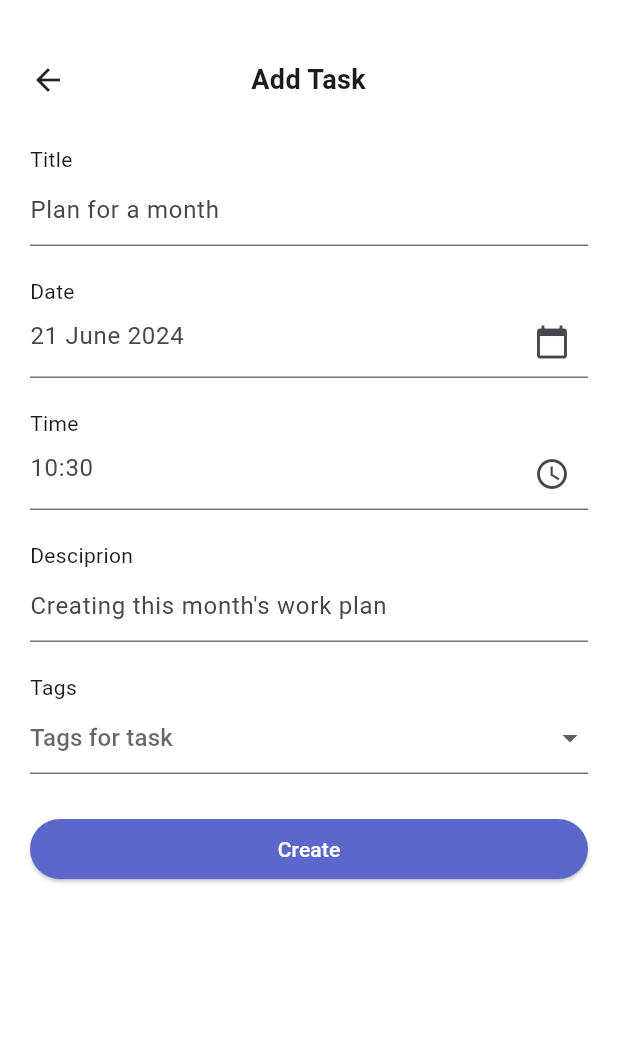
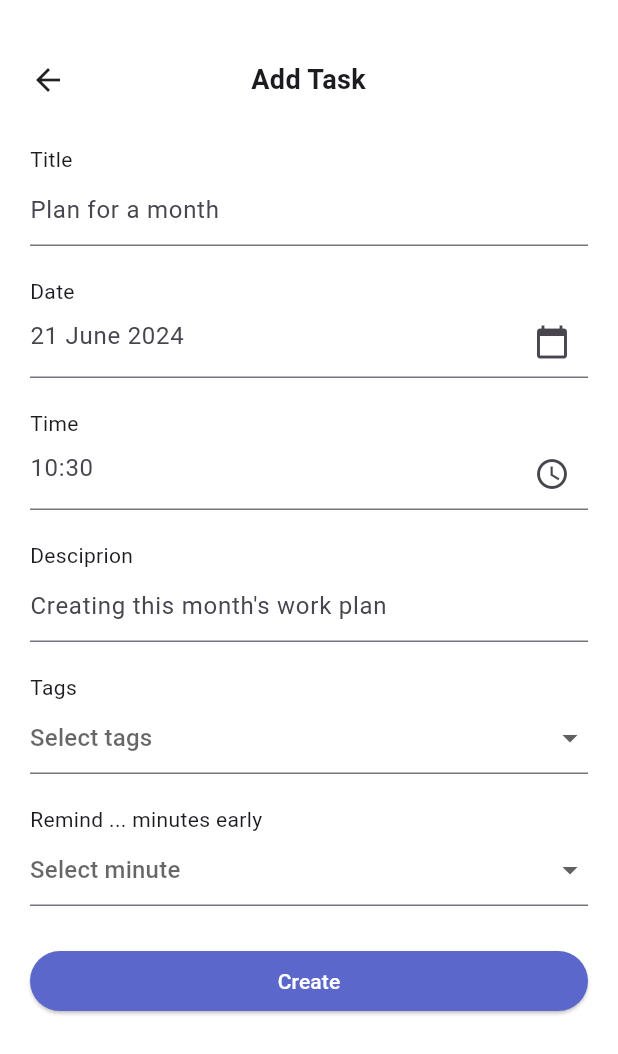
Before and after one commit to khairul-rasyid/UAS-PPB-Kelompok1-TaskManager, a Flutter app: the screen it shows once a user with an empty profile is signed in, item 2 of the bottom bar chosen, after a tap on the "add" icon, on a phone screen of 412 x 824 dp. Shown: the top 1054 px of the screen. Run offline on Flutter 3.47's test engine with Material 3 defaults, Android fonts, the light colour scheme and no system bars; our stand-ins replace awesome_notifications, cloud_firestore, firebase_auth, firebase_core, get, google_sign_in and 1 more; accounts and stored records are empty.

Commit message:
update icon, name, splash, notifearly

```diff
--- a/lib/main.dart
+++ b/lib/main.dart
@@ -1,10 +1,10 @@
 import 'package:flutter/material.dart';
 import 'package:firebase_auth/firebase_auth.dart';
 import 'package:firebase_core/firebase_core.dart';
-import 'package:flutter_application/services/auth.dart';
-import 'package:flutter_application/page/list_task.dart';
-import 'package:flutter_application/page/task.dart';
-import 'package:flutter_application/page/profile.dart';
+import 'package:flutter_application/pages/splash.dart';
+import 'package:flutter_application/pages/list_task.dart';
+import 'package:flutter_application/pages/task.dart';
+import 'package:flutter_application/pages/profile.dart';
 import 'package:flutter_application/services/notif.dart';
 import 'firebase_options.dart';
 
@@ -39,7 +39,7 @@ class _MyAppState extends State<MyApp> {
       navigatorKey: MyApp.navigatorKey,
       theme: ThemeData(scaffoldBackgroundColor: Colors.white),
       debugShowCheckedModeBanner: false,
-      home: const CheckUser(),
+      home: const SplashScreen(),
     );
   }
 }
--- a/lib/page/add_task.dart
+++ b/lib/pages/add_task.dart
@@ -17,15 +17,17 @@ class AddTask extends StatefulWidget {
 class _AddTaskState extends State<AddTask> {
   final TextEditingController _titleController = TextEditingController();
   final TextEditingController _descController = TextEditingController();
+  final TextEditingController _dateController = TextEditingController();
   final TextEditingController _timeController = TextEditingController();
-  final TextEditingController _dateController = TextEditingController();
 
   DateTime? date;
   TimeOfDay? time;
 
-  String? _selectedItem;
+  String? _selectedTags;
+  int? _selectedMinute;
 
   List<String> tags = ["personal", "work", "private", "meeting", "events"];
+  List<int> minute = [0, 15, 30, 45, 60];
 
   late User userData;
 
@@ -126,8 +128,8 @@ class _AddTaskState extends State<AddTask> {
             const SizedBox(height: 20),
             _textForm(text: "Tags"),
             DropdownButtonFormField<String>(
-              hint: const Text("Tags for task"),
-              value: _selectedItem,
+              hint: const Text("Select tags"),
+              value: _selectedTags,
               items: tags.map((String value) {
                 return DropdownMenuItem<String>(
                   value: value,
@@ -136,7 +138,24 @@ class _AddTaskState extends State<AddTask> {
               }).toList(),
               onChanged: (String? newValue) {
                 setState(() {
-                  _selectedItem = newValue;
+                  _selectedTags = newValue;
+                });
+              },
+            ),
+            const SizedBox(height: 20),
+            _textForm(text: "Remind ... minutes early"),
+            DropdownButtonFormField<int>(
+              hint: const Text("Select minute"),
+              value: _selectedMinute,
+              items: minute.map((int value) {
+                return DropdownMenuItem<int>(
+                  value: value,
+                  child: Text(value.toString()),
+                );
+              }).toList(),
+              onChanged: (int? newValue) {
+                setState(() {
+                  _selectedMinute = newValue;
                 });
               },
             ),
@@ -154,20 +173,29 @@ class _AddTaskState extends State<AddTask> {
                         MaterialStateProperty.all<Color>((Colors.white)),
                   ),
                   onPressed: () {
-                    // Combine date and time into a DateTime object
+                    if (_titleController.text != "" ||
+                        _descController.text != "" ||
+                        _dateController.text != "" ||
+                        _timeController.text != "" ||
+                        _selectedTags != null ||
+                        _selectedMinute != null) {
                       Random random = Random();
                       int randomId = random.nextInt(1000000000);
-                    final DateTime datetime = DateTime(date!.year, date!.month,
-                        date!.day, time!.hour, time!.minute);
 
-                    final DateTime dateTimeUtc8 =
-                        datetime.add(const Duration(hours: 8));
+                      final DateTime datetime = DateTime(date!.year,
+                          date!.month, date!.day, time!.hour, time!.minute);
+
+                      final DateTime dateNotif = datetime
+                          .subtract(Duration(minutes: _selectedMinute!));
 
                       Notif.scheduleNotif(
                           id: randomId,
                           title: _titleController.text,
                           body: _descController.text,
-                        dateTime: datetime);
+                          dateTime: dateNotif);
+
+                      final DateTime dateTimeUtc8 =
+                          datetime.add(const Duration(hours: 8));
 
                       final newTask = ItemTask(
                           idNotif: randomId,
@@ -175,10 +203,13 @@ class _AddTaskState extends State<AddTask> {
                           itemTitle: _titleController.text,
                           itemDesc: _descController.text,
                           itemDatetime: dateTimeUtc8,
-                        itemTags: _selectedItem.toString(),
+                          itemTags: _selectedTags.toString(),
                           itemStatus: "on going");
                       Database.addData(item: newTask);
                       Navigator.pop(context);
+                    } else {
+                      return _validateDialog(context);
+                    }
                   },
                   child: const Text("Create")),
             ),
@@ -206,3 +237,33 @@ Widget _formField(
         hintText: hintText, hintStyle: const TextStyle(fontSize: 16)),
   );
 }
+
+void _validateDialog(BuildContext context) {
+  showDialog(
+    context: context,
+    builder: (BuildContext context) {
+      return AlertDialog(
+        title: const Center(
+            child: Text(
+          'Can not be empty',
+          style: TextStyle(fontSize: 18, fontWeight: FontWeight.w700),
+        )),
+        content: const Text(
+          'Fill in all forms',
+          style: TextStyle(fontSize: 18),
+        ),
+        actions: <Widget>[
+          TextButton(
+            onPressed: () {
+              Navigator.of(context).pop();
+            },
+            child: const Text(
+              'OK',
+              style: TextStyle(fontSize: 18),
+            ),
+          ),
+        ],
+      );
+    },
+  );
+}
--- /dev/null
+++ b/lib/pages/splash.dart
@@ -0,0 +1,38 @@
+import 'dart:async';
+
+import 'package:flutter/material.dart';
+import 'package:flutter_application/services/auth.dart';
+
+class SplashScreen extends StatefulWidget {
+  const SplashScreen({super.key});
+
+  @override
+  State<SplashScreen> createState() => _SplashScreenState();
+}
+
+class _SplashScreenState extends State<SplashScreen> {
+  @override
+  void initState() {
+    Timer(const Duration(seconds: 3), () {
+      Navigator.pushReplacement(
+        context,
+        MaterialPageRoute(builder: (context) => const CheckUser()),
+      );
+    });
+    super.initState();
+  }
+
+  @override
+  Widget build(BuildContext context) {
+    return Scaffold(
+      body: Center(
+        child: Image.asset(
+          'assets/images/splash.png',
+          width: 230,
+          height: 230,
+          fit: BoxFit.cover,
+        ),
+      ),
+    );
+  }
+}
--- a/lib/page/task.dart
+++ b/lib/pages/task.dart
@@ -4,9 +4,9 @@ import 'package:table_calendar/table_calendar.dart';
 import 'package:cloud_firestore/cloud_firestore.dart';
 import 'package:firebase_auth/firebase_auth.dart';
 import 'package:flutter/cupertino.dart';
-import 'package:flutter_application/page/add_task.dart';
+import 'package:flutter_application/pages/add_task.dart';
 import 'package:flutter_application/services/dbservices.dart';
-import 'package:flutter_application/page/detail_task.dart';
+import 'package:flutter_application/pages/detail_task.dart';
 import 'package:intl/intl.dart';
 
 class TaskPage extends StatefulWidget {
--- a/lib/services/auth.dart
+++ b/lib/services/auth.dart
@@ -1,6 +1,6 @@
 import 'package:firebase_auth/firebase_auth.dart';
 import 'package:flutter/material.dart';
-import 'package:flutter_application/page/login.dart';
+import 'package:flutter_application/pages/login.dart';
 import 'package:flutter_application/main.dart';
 import 'package:google_sign_in/google_sign_in.dart';
 
--- a/lib/services/notif.dart
+++ b/lib/services/notif.dart
@@ -1,7 +1,7 @@
 import 'package:awesome_notifications/awesome_notifications.dart';
 import 'package:flutter/material.dart';
 import 'package:flutter_application/main.dart';
-import 'package:flutter_application/page/task.dart';
+import 'package:flutter_application/pages/task.dart';
 // import 'package:permission_handler/permission_handler.dart';
 
 class Notif {
```
Also changed, not shown: lib/pages/profile.dart (renamed from lib/page/profile.dart, +2 -8 lines), pubspec.yaml (+8 -0 lines), assets/icons/icon.png (added), assets/images/splash.png (added), lib/pages/detail_task.dart (renamed from lib/page/detail_task.dart), lib/pages/list_task.dart (renamed from lib/page/list_task.dart), lib/pages/login.dart (renamed from lib/page/login.dart), pubspec.lock, 27 other files. Lines whose indentation alone changed are shown as unchanged.
